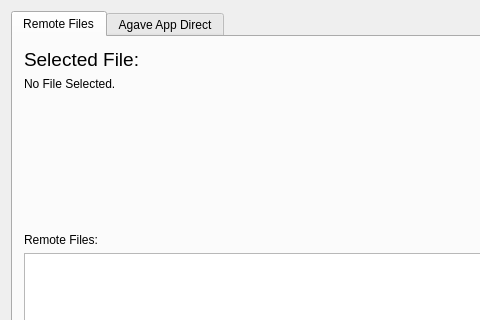
The window that instances/explorerwindow.ui (psempoli/AgaveClientTester) describes before a commit, drawn with Qt 5; both pictures show x 0 to 480 and y 0 to 320 of the 1000 by 700 pixel window.
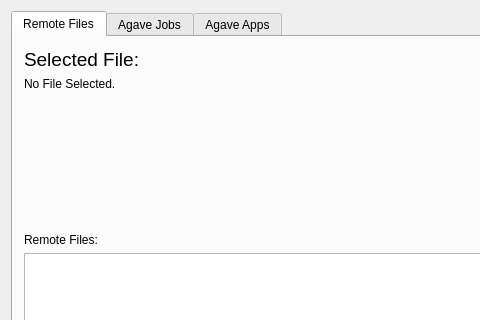
The same window after the commit. The open tabs and pages were chosen to show the change. Custom widgets are drawn as their Qt base class.

Commit message: Added blank for job list panel

Diff of the .ui file:
```diff
--- a/instances/explorerwindow.ui
+++ b/instances/explorerwindow.ui
@@ -120,9 +120,14 @@
         </item>
        </layout>
       </widget>
+      <widget class="QWidget" name="tab">
+       <attribute name="title">
+        <string>Agave Jobs</string>
+       </attribute>
+      </widget>
       <widget class="QWidget" name="AgavePassThru">
        <attribute name="title">
-        <string>Agave App Direct</string>
+        <string>Agave Apps</string>
        </attribute>
        <layout class="QGridLayout" name="gridLayout">
         <item row="3" column="1" colspan="2">
```
Left out of the diff: 2 changed lines with no effect on the pictures.
